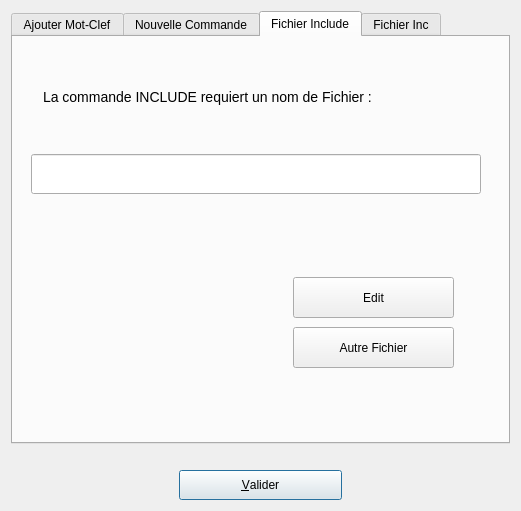
The window that UiQT4/desInclude.ui (SalomePlatform/eficas_tools) describes before a commit, drawn with Qt 5.
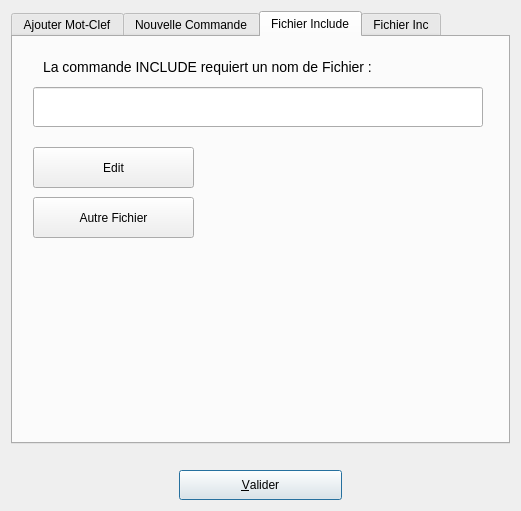
The same window after the commit. The open tabs and pages were chosen to show the change.

Diff of the .ui file:
```diff
--- a/UiQT4/desInclude.ui
+++ b/UiQT4/desInclude.ui
@@ -202,7 +202,7 @@
        <property name="geometry" >
         <rect>
          <x>30</x>
-         <y>40</y>
+         <y>10</y>
          <width>440</width>
          <height>41</height>
         </rect>
@@ -217,8 +217,8 @@
       <widget class="QLineEdit" name="LENomFichier" >
        <property name="geometry" >
         <rect>
-         <x>18</x>
-         <y>117</y>
+         <x>20</x>
+         <y>50</y>
          <width>450</width>
          <height>40</height>
         </rect>
@@ -239,8 +239,8 @@
       <widget class="QPushButton" name="BBrowse" >
        <property name="geometry" >
         <rect>
-         <x>280</x>
-         <y>240</y>
+         <x>20</x>
+         <y>110</y>
          <width>161</width>
          <height>41</height>
         </rect>
@@ -258,8 +258,8 @@
       <widget class="QPushButton" name="BChangeFile" >
        <property name="geometry" >
         <rect>
-         <x>280</x>
-         <y>290</y>
+         <x>20</x>
+         <y>160</y>
          <width>161</width>
          <height>41</height>
         </rect>
```
Left out of the diff: 5 changed lines with no effect on the pictures.
